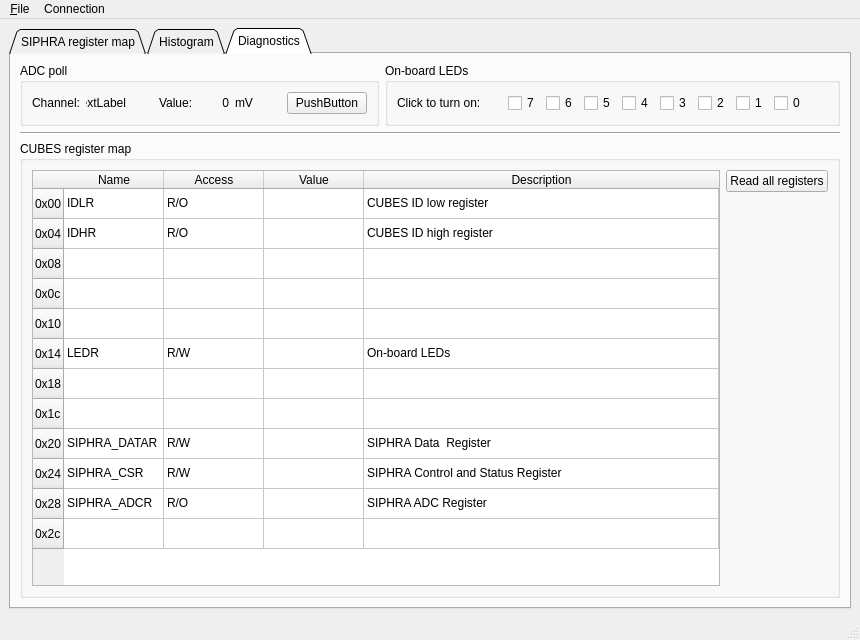
tstana/cubes-sw, file CubesControl/ui/cubescontrol.ui: the form before one commit.
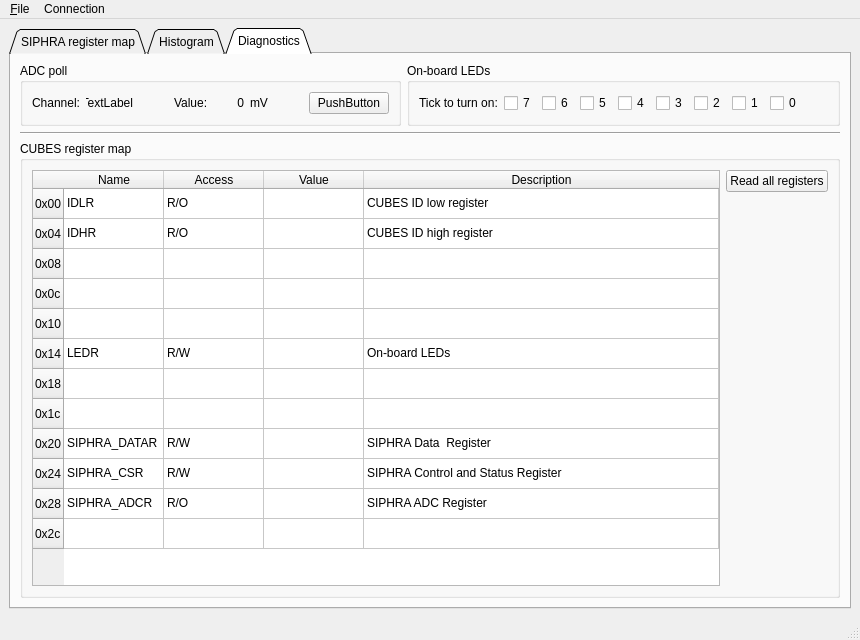
The form after the commit. The open tabs and pages were chosen to show the change. Icons and pictures are not drawn. Custom widgets are drawn as their Qt base class.

Commit message: UI: Small changes in LED display group box

```diff
--- a/CubesControl/ui/cubescontrol.ui
+++ b/CubesControl/ui/cubescontrol.ui
@@ -384,23 +384,10 @@
                <item>
                 <widget class="QLabel" name="label">
                  <property name="text">
-                  <string>Click to turn on:</string>
+                  <string>Tick to turn on:</string>
                  </property>
                 </widget>
                </item>
-               <item>
-                <spacer name="horizontalSpacer_6">
-                 <property name="orientation">
-                  <enum>Qt::Horizontal</enum>
-                 </property>
-                 <property name="sizeHint" stdset="0">
-                  <size>
-                   <width>40</width>
-                   <height>20</height>
-                  </size>
-                 </property>
-                </spacer>
-               </item>
                <item>
                 <widget class="QCheckBox" name="checkboxLed7">
                  <property name="text">
```
